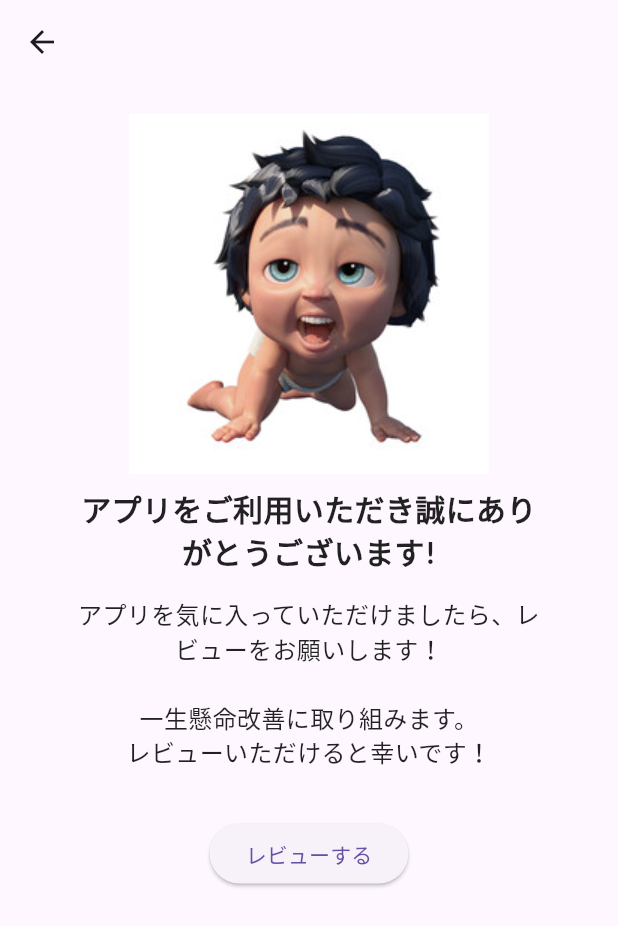
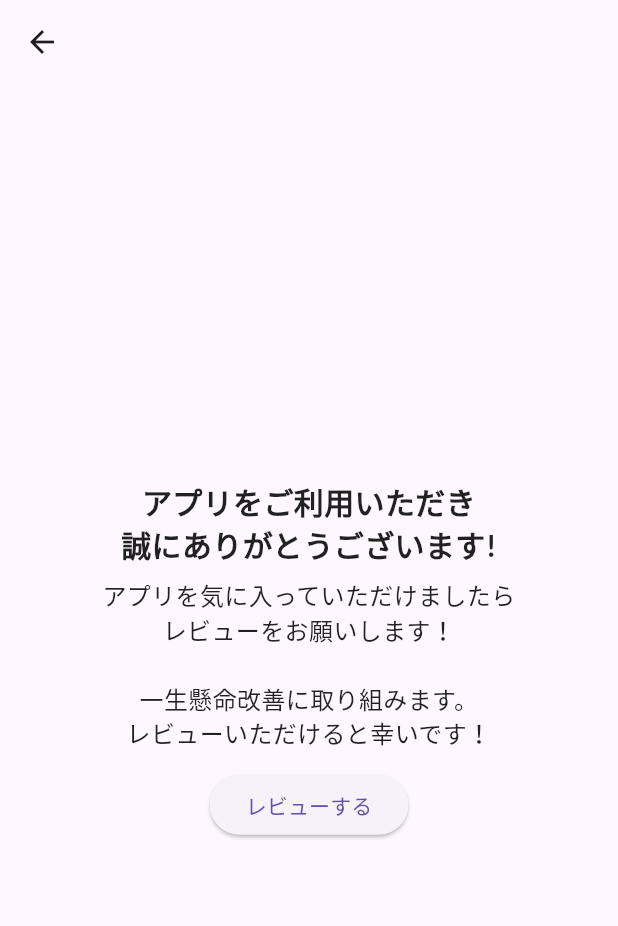
Before and after one commit to mnengineer/crazy_sound, a Flutter app: the ReviewScreen screen opened directly, on a phone screen of 412 x 824 dp. Shown: the top 926 px of the screen. Run offline on Flutter 3.47's test engine with Material 2 defaults, Android fonts, the phone set to English and light mode, and no system bars; our stand-ins replace audioplayers, google_fonts, in_app_review, share_plus.

Commit message:
feat: ドロワーアイテムのUI微修正

```diff
--- a/lib/screens/drawer/review.dart
+++ b/lib/screens/drawer/review.dart
@@ -15,44 +15,28 @@ class ReviewScreen extends StatelessWidget {
       ),
       body: Center(
         child: Container(
-          padding: const EdgeInsets.all(20),
+          padding: const EdgeInsets.symmetric(horizontal: 20),
           child: Column(
-            crossAxisAlignment: CrossAxisAlignment.center,
+            mainAxisAlignment: MainAxisAlignment.center,
             children: [
-              Container(
-                padding: EdgeInsets.only(
-                    top: MediaQuery.of(context).padding.top,
-                    left: 16,
-                    right: 16),
-                child: Image.asset('assets/images/baby.jpg'),
-              ),
-              Container(
-                padding: const EdgeInsets.only(
-                    top: 8, bottom: 0, left: 30, right: 30),
-                child: const Text(
-                  'アプリをご利用いただき誠にありがとうございます!',
+              const Text(
+                'アプリをご利用いただき\n誠にありがとうございます!',
                 style: TextStyle(
                   fontSize: 20,
                   fontWeight: FontWeight.bold,
                 ),
                 textAlign: TextAlign.center,
               ),
-              ),
-              Container(
-                padding: const EdgeInsets.only(
-                    top: 16, bottom: 0, left: 30, right: 30),
-                child: const Text(
-                  'アプリを気に入っていただけましたら、レビューをお願いします！\n\n一生懸命改善に取り組みます。\nレビューいただけると幸いです！',
+              const SizedBox(height: 8),
+              const Text(
+                'アプリを気に入っていただけましたら\nレビューをお願いします！\n\n一生懸命改善に取り組みます。\nレビューいただけると幸いです！',
                 style: TextStyle(
                   fontSize: 16,
                 ),
                 textAlign: TextAlign.center,
               ),
-              ),
-              // ボタンを配置
-              Container(
-                padding: const EdgeInsets.only(top: 32),
-                child: ElevatedButton(
+              const SizedBox(height: 12),
+              ElevatedButton(
                 onPressed: () async {
                   if (await inAppReview.isAvailable()) {
                     inAppReview.requestReview();
@@ -61,7 +45,6 @@ class ReviewScreen extends StatelessWidget {
                 },
                 child: const Text('レビューする'),
               ),
-              ),
             ],
           ),
         ),
```
Also changed, not shown: lib/screens/drawer/about.dart (+19 -7 lines), lib/screens/drawer/share.dart (+7 -24 lines). Lines whose indentation alone changed are shown as unchanged.
